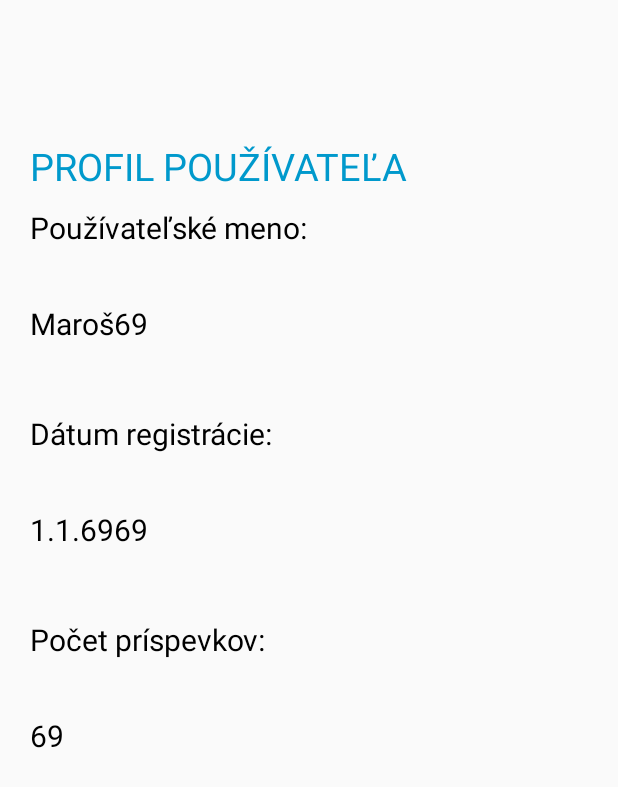
After one commit to xpochybova/SemestralneZadanie, an Android app: the layout user_profile.xml on its own in the app's theme, with its tools: preview values and no code run, on a phone screen of 412 x 824 dp. The commit adds this screen. Shown: the top 787 px of the screen. Run offline under Robolectric (Android 15) with nearby library versions, the phone set to English and light mode, and no system bars.

Commit message:
dorobene svajpovanie na profil.

```diff
--- a/app/src/main/java/com/yyy/xxx/semestralnezadananie/Activities/LoginActivity.java
+++ b/app/src/main/java/com/yyy/xxx/semestralnezadananie/Activities/LoginActivity.java
@@ -62,6 +62,12 @@ public class LoginActivity extends AppCompatActivity {
         super.onStart();
         // Check if user is signed in (non-null) and update UI accordingly.
         FirebaseUser currentUser = mAuth.getCurrentUser();
+
+        if (currentUser != null)
+        {
+            toMainActivity();
+        }
+
         updateUI(currentUser);
     }
 
--- a/app/src/main/java/com/yyy/xxx/semestralnezadananie/RecyclerViewAdapters/PostRecyclerView_Adapter.java
+++ b/app/src/main/java/com/yyy/xxx/semestralnezadananie/RecyclerViewAdapters/PostRecyclerView_Adapter.java
@@ -11,32 +11,70 @@ import com.yyy.xxx.semestralnezadananie.R;
 
 import java.util.List;
 
-public class PostRecyclerView_Adapter extends RecyclerView.Adapter<PostRecyclerView_ViewHolder>
+public class PostRecyclerView_Adapter extends RecyclerView.Adapter<RecyclerView.ViewHolder>
 {
     private List<Post> prvky;
 
     public PostRecyclerView_Adapter(List<Post> prvky){
         this.prvky = prvky;
+
+        // VYTVORI PLACEHOLDER PRE PROFIL NA NULTEJ POZICII
+        if (prvky.get(0) != null)
+            this.prvky.add(0,null);
     }
 
     @NonNull
     @Override
-    public PostRecyclerView_ViewHolder onCreateViewHolder(@NonNull ViewGroup viewGroup, int i) {
-        View itemView = LayoutInflater.from(viewGroup.getContext())
-                .inflate(R.layout.recyclerview_row_vertical, viewGroup, false);
-
-        PostRecyclerView_ViewHolder viewHolder = new PostRecyclerView_ViewHolder(itemView);
-
-        return viewHolder;
+    public RecyclerView.ViewHolder onCreateViewHolder(@NonNull ViewGroup viewGroup, int i)
+    {
+        if (i == 0)
+        {
+            View itemView = LayoutInflater.from(viewGroup.getContext())
+                    .inflate(R.layout.user_profile, viewGroup, false);
+            return new UserProfileViewHolder(itemView);
+        }
+        else
+        {
+            View itemView = LayoutInflater.from(viewGroup.getContext())
+                    .inflate(R.layout.recyclerview_row_vertical, viewGroup, false);
+            return new PostRecyclerView_ViewHolder(itemView);
+        }
     }
 
     @Override
-    public void onBindViewHolder(@NonNull PostRecyclerView_ViewHolder holder, int i) {
-        holder._post.setText(prvky.get(i).toString());
+    public void onBindViewHolder(@NonNull RecyclerView.ViewHolder holder, int i)
+    {
+        if (i == 0) // USER PROFILE
+        {
+            // TODO: 25.11.2018 setnut view pre pouzivatela
+            UserProfileViewHolder h = (UserProfileViewHolder)holder;
+            h.username.setText("Maros69");
+            h.dateRegistered.setText("69.69.6969");
+            h.postsCount.setText("69");
+        }
+        else // PRISPEVOK
+        {
+            // TODO: 25.11.2018 setnut view pre prispevoky
+            PostRecyclerView_ViewHolder h = (PostRecyclerView_ViewHolder)holder;
+            h._post.setText(prvky.get(i).toString());
+        }
     }
 
     @Override
     public int getItemCount() {
         return prvky.size();
     }
+
+    @Override
+    public int getItemViewType(int position)
+    {
+        if (position == 0) // KED NULTA POZICIA, ZOBRAZ PROFIL LAYOUT
+        {
+            return 0;
+        }
+        else              // INAK ZOBRAZ POST LAYOUT
+        {
+            return 1;
+        }
+    }
 }
--- /dev/null
+++ b/app/src/main/java/com/yyy/xxx/semestralnezadananie/RecyclerViewAdapters/UserProfileViewHolder.java
@@ -0,0 +1,25 @@
+package com.yyy.xxx.semestralnezadananie.RecyclerViewAdapters;
+
+import android.support.annotation.NonNull;
+import android.support.v7.widget.RecyclerView;
+import android.view.View;
+import android.widget.TextView;
+
+import com.yyy.xxx.semestralnezadananie.R;
+
+public class UserProfileViewHolder extends RecyclerView.ViewHolder
+{
+    public TextView username;
+    public TextView dateRegistered;
+    public TextView postsCount;
+
+
+    public UserProfileViewHolder(@NonNull View itemView)
+    {
+        super(itemView);
+
+        username = itemView.findViewById(R.id.username_text);
+        dateRegistered = itemView.findViewById(R.id.date_text);
+        postsCount = itemView.findViewById(R.id.posts_text);
+    }
+}
--- a/app/src/main/java/com/yyy/xxx/semestralnezadananie/RecyclerViewAdapters/UserRecyclerView_Adapter.java
+++ b/app/src/main/java/com/yyy/xxx/semestralnezadananie/RecyclerViewAdapters/UserRecyclerView_Adapter.java
@@ -47,8 +47,6 @@ public class UserRecyclerView_Adapter extends RecyclerView.Adapter<UserRecyclerV
         try {
             SnapHelper snapHelper = new PagerSnapHelper();
             snapHelper.attachToRecyclerView(rc);
-
-
         }
         catch (Exception e)
         {
@@ -56,7 +54,7 @@ public class UserRecyclerView_Adapter extends RecyclerView.Adapter<UserRecyclerV
         }
 
         rc.setAdapter(postAdapter);
-
+        rc.scrollToPosition(1);
     }
 
     @Override
--- /dev/null
+++ b/app/src/main/res/layout/user_profile.xml
@@ -0,0 +1,130 @@
+<?xml version="1.0" encoding="utf-8"?>
+<android.support.constraint.ConstraintLayout
+    xmlns:android="http://schemas.android.com/apk/res/android"
+    xmlns:app="http://schemas.android.com/apk/res-auto"
+    xmlns:tools="http://schemas.android.com/tools"
+    android:layout_width="match_parent"
+    android:layout_height="match_parent">
+
+    <TextView
+        android:id="@+id/username_text"
+        android:layout_width="0dp"
+        android:layout_height="wrap_content"
+        android:layout_marginEnd="20dp"
+        android:layout_marginLeft="20dp"
+        android:layout_marginRight="20dp"
+        android:layout_marginStart="20dp"
+        android:text="Maroš69"
+        android:textColor="@android:color/black"
+        android:textSize="20sp"
+        app:layout_constraintBottom_toTopOf="@+id/date_title"
+        app:layout_constraintEnd_toEndOf="parent"
+        app:layout_constraintHorizontal_bias="0.0"
+        app:layout_constraintStart_toStartOf="parent"
+        app:layout_constraintTop_toBottomOf="@+id/username_title" />
+
+    <TextView
+        android:id="@+id/date_title"
+        android:layout_width="0dp"
+        android:layout_height="wrap_content"
+        android:layout_marginEnd="20dp"
+        android:layout_marginLeft="20dp"
+        android:layout_marginRight="20dp"
+        android:layout_marginStart="20dp"
+        android:layout_marginTop="10dp"
+        android:text="Dátum registrácie:"
+        android:textColor="@android:color/black"
+        android:textSize="20sp"
+        app:layout_constraintBottom_toTopOf="@+id/date_text"
+        app:layout_constraintEnd_toEndOf="parent"
+        app:layout_constraintHorizontal_bias="0.0"
+        app:layout_constraintStart_toStartOf="parent"
+        app:layout_constraintTop_toBottomOf="@+id/username_text" />
+
+    <TextView
+        android:id="@+id/date_text"
+        android:layout_width="0dp"
+        android:layout_height="wrap_content"
+        android:layout_marginEnd="20dp"
+        android:layout_marginLeft="20dp"
+        android:layout_marginRight="20dp"
+        android:layout_marginStart="20dp"
+        android:text="1.1.6969"
+        android:textColor="@android:color/black"
+        android:textSize="20sp"
+        app:layout_constraintBottom_toTopOf="@+id/posts_title"
+        app:layout_constraintEnd_toEndOf="parent"
+        app:layout_constraintHorizontal_bias="0.0"
+        app:layout_constraintStart_toStartOf="parent"
+        app:layout_constraintTop_toBottomOf="@+id/date_title" />
+
+    <TextView
+        android:id="@+id/posts_title"
+        android:layout_width="0dp"
+        android:layout_height="wrap_content"
+        android:layout_marginEnd="20dp"
+        android:layout_marginLeft="20dp"
+        android:layout_marginRight="20dp"
+        android:layout_marginStart="20dp"
+        android:layout_marginTop="10dp"
+        android:text="Počet príspevkov:"
+        android:textColor="@android:color/black"
+        android:textSize="20sp"
+        app:layout_constraintBottom_toTopOf="@+id/posts_text"
+        app:layout_constraintEnd_toEndOf="parent"
+        app:layout_constraintHorizontal_bias="0.0"
+        app:layout_constraintStart_toStartOf="parent"
+        app:layout_constraintTop_toBottomOf="@+id/date_text" />
+
+    <TextView
+        android:id="@+id/posts_text"
+        android:layout_width="0dp"
+        android:layout_height="wrap_content"
+        android:layout_marginBottom="284dp"
+        android:layout_marginEnd="20dp"
+        android:layout_marginLeft="20dp"
+        android:layout_marginRight="20dp"
+        android:layout_marginStart="20dp"
+        android:text="69"
+        android:textColor="@android:color/black"
+        android:textSize="20sp"
+        app:layout_constraintBottom_toBottomOf="parent"
+        app:layout_constraintEnd_toEndOf="parent"
+        app:layout_constraintHorizontal_bias="0.0"
+        app:layout_constraintStart_toStartOf="parent"
+        app:layout_constraintTop_toBottomOf="@+id/posts_title" />
+
+    <TextView
+        android:id="@+id/username_title"
+        android:layout_width="0dp"
+        android:layout_height="wrap_content"
+        android:layout_marginEnd="20dp"
+        android:layout_marginLeft="20dp"
+        android:layout_marginRight="20dp"
+        android:layout_marginStart="20dp"
+        android:layout_marginTop="10dp"
+        android:text="Používateľské meno:"
+        android:textColor="@android:color/black"
+        android:textSize="20sp"
+        app:layout_constraintEnd_toEndOf="parent"
+        app:layout_constraintHorizontal_bias="0.0"
+        app:layout_constraintStart_toStartOf="parent"
+        app:layout_constraintTop_toBottomOf="@+id/title" />
+
+    <TextView
+        android:id="@+id/title"
+        android:layout_width="0dp"
+        android:layout_height="wrap_content"
+        android:layout_marginEnd="20dp"
+        android:layout_marginLeft="20dp"
+        android:layout_marginRight="20dp"
+        android:layout_marginStart="20dp"
+        android:layout_marginTop="20dp"
+        android:text="PROFIL POUŽÍVATEĽA"
+        android:textColor="@android:color/holo_blue_dark"
+        android:textSize="25sp"
+        app:layout_constraintBottom_toTopOf="@+id/username_text"
+        app:layout_constraintEnd_toEndOf="parent"
+        app:layout_constraintStart_toStartOf="parent"
+        app:layout_constraintTop_toTopOf="parent" />
+</android.support.constraint.ConstraintLayout>
```
Also changed, not shown: 2 other files.
